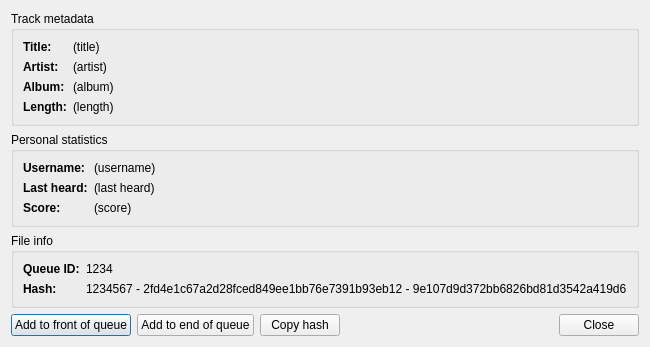
First picture: the form in src/gui-remote/trackinfodialog.ui, repository hyperquantum/PMP, before the edit.
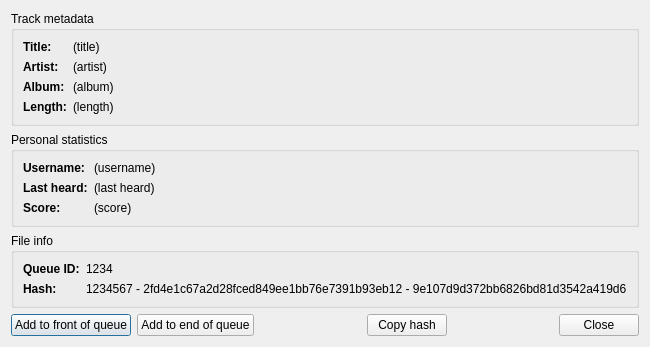
Second picture: the form after the edit.

Commit message:
Track info dialog: improve buttons
* But a spacer between the 'add to queue' buttons and the 'copy hash' button
* Set initial focus to the close button

What changed in the file:
```diff
--- a/src/gui-remote/trackinfodialog.ui
+++ b/src/gui-remote/trackinfodialog.ui
@@ -7,7 +7,7 @@
     <x>0</x>
     <y>0</y>
     <width>591</width>
-    <height>315</height>
+    <height>344</height>
    </rect>
   </property>
   <property name="windowTitle">
@@ -236,6 +236,19 @@
        </property>
       </widget>
      </item>
+     <item>
+      <spacer name="horizontalSpacer_2">
+       <property name="orientation">
+        <enum>Qt::Horizontal</enum>
+       </property>
+       <property name="sizeHint" stdset="0">
+        <size>
+         <width>40</width>
+         <height>20</height>
+        </size>
+       </property>
+      </spacer>
+     </item>
      <item>
       <widget class="QPushButton" name="copyHashButton">
        <property name="text">
```
The commit also changes 1 other file.
